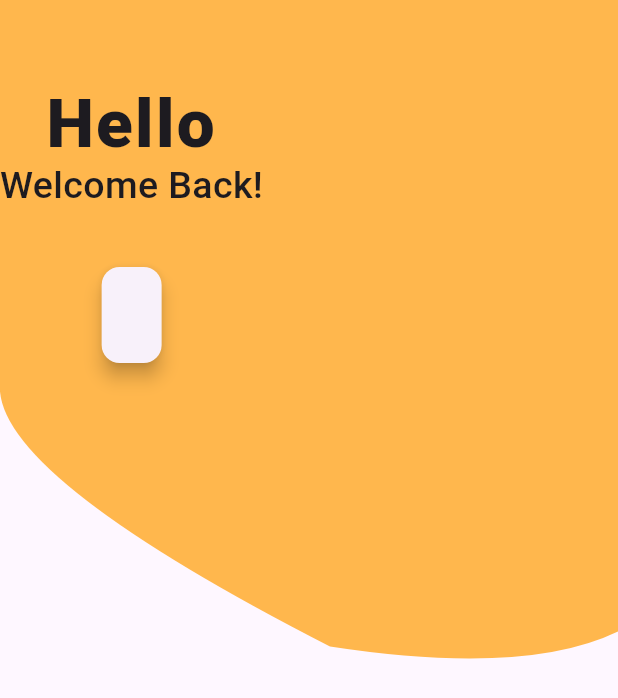
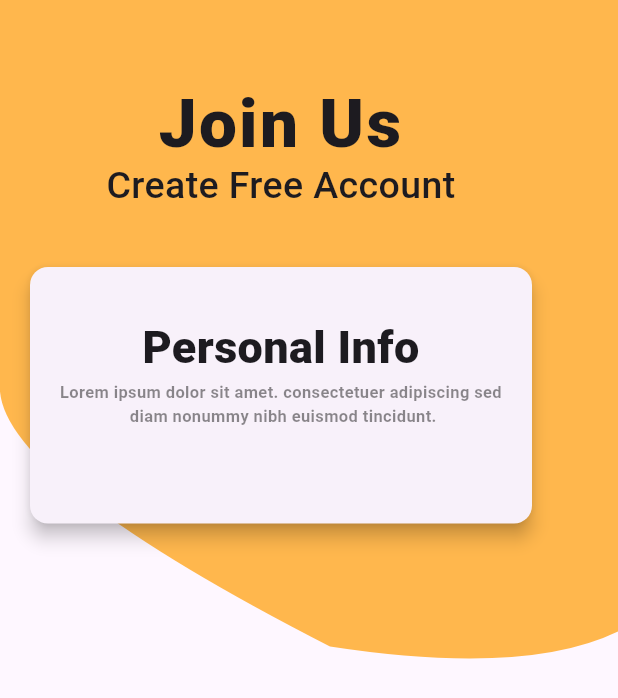
Before and after one commit to Ratndeep1999/signin-and-signup-screen, a Flutter app: the SignupFirstScreen screen opened directly, on a phone screen of 412 x 824 dp. Shown: the top 698 px of the screen. Run offline on Flutter 3.47's test engine with Material 3 defaults, Android fonts, the phone set to English and light mode, and no system bars.

Commit message:
custom second heading

```diff
--- a/lib/signup_first_screen.dart
+++ b/lib/signup_first_screen.dart
@@ -2,6 +2,7 @@ import 'package:flutter/material.dart';
 
 import 'Custom Widgets/customClippingDesign.dart';
 import 'Custom Widgets/custom_heading.dart';
+import 'Custom Widgets/custom_second_heading.dart';
 
 class SignupFirstScreen extends StatelessWidget {
   const SignupFirstScreen({super.key});
@@ -24,7 +25,10 @@ class SignupFirstScreen extends StatelessWidget {
               crossAxisAlignment: CrossAxisAlignment.center,
               children: [
                 /// Heading Text
-                CustomHeading(bigText: "Hello\n", smallText: "Welcome Back!"),
+                CustomHeading(
+                  bigText: "Join Us\n",
+                  smallText: "Create Free Account",
+                ),
                 const SizedBox(height: 40),
 
                 /// Card
@@ -37,6 +41,17 @@ class SignupFirstScreen extends StatelessWidget {
                       horizontal: 20.0,
                       vertical: 32.0,
                     ),
+                    child: Column(
+                      children: [
+                        /// 2nd Heading
+                        CustomSecondHeading(
+                          bigText: "Personal Info\n",
+                          smallText:
+                              "Lorem ipsum dolor sit amet. consectetuer adipiscing sed\n diam nonummy nibh euismod tincidunt.",
+                        ),
+                        const SizedBox(height: 32.0),
+                      ],
+                    ),
                   ),
                 ),
               ],
```
